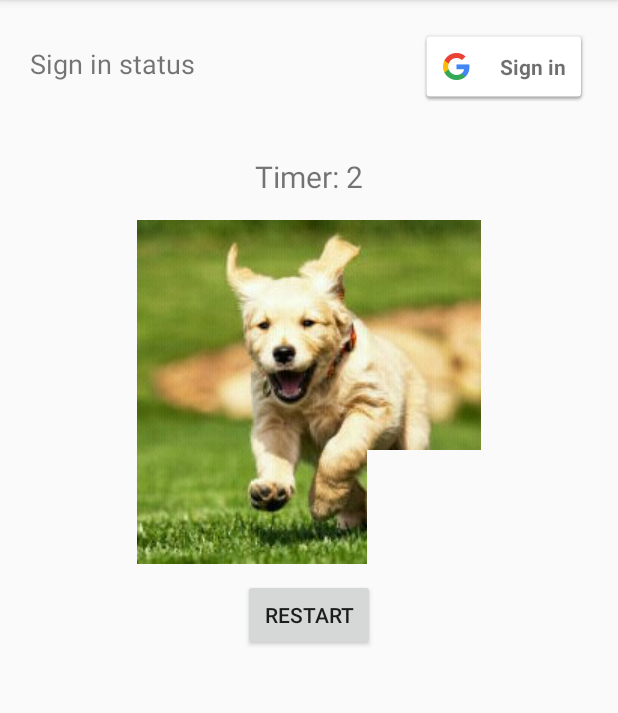
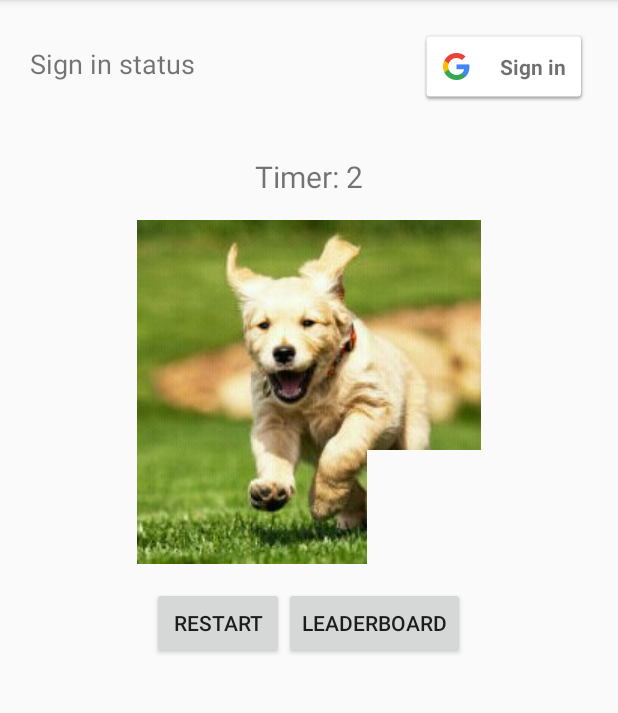
Before and after one commit to dennisXZX/DXPuzzle, an Android app: the screen it shows after launch (MainActivity), on a phone screen of 412 x 824 dp, the part 84-797 px from its top. Run offline under Robolectric (Android 15) with nearby library versions, the phone set to English and light mode, and no system bars.

Commit message:
improved on thread and handler to keep track of game time

```diff
--- a/app/src/main/java/com/dennisxiao/dxpuzzle/MainActivity.java
+++ b/app/src/main/java/com/dennisxiao/dxpuzzle/MainActivity.java
@@ -25,11 +25,9 @@ import com.google.android.gms.auth.api.signin.GoogleSignInAccount;
 import com.google.android.gms.auth.api.signin.GoogleSignInOptions;
 import com.google.android.gms.auth.api.signin.GoogleSignInResult;
 import com.google.android.gms.common.ConnectionResult;
-import com.google.android.gms.common.Scopes;
 import com.google.android.gms.common.SignInButton;
 import com.google.android.gms.common.api.GoogleApiClient;
 import com.google.android.gms.common.api.ResultCallback;
-import com.google.android.gms.common.api.Scope;
 import com.google.android.gms.common.api.Status;
 
 public class MainActivity extends AppCompatActivity implements OnClickListener, GoogleApiClient.OnConnectionFailedListener {
@@ -40,9 +38,6 @@ public class MainActivity extends AppCompatActivity implements OnClickListener,
     /* Request code used to invoke sign in user interactions. */
     private static final int RC_SIGN_IN = 9001;
 
-    // button click sound resource
-    private MediaPlayer buttonPlayer;
-
     // create an listener for the button mediaPlayer
     private MediaPlayer.OnCompletionListener mCompletionListener =  new MediaPlayer.OnCompletionListener(){
         @Override
@@ -51,7 +46,7 @@ public class MainActivity extends AppCompatActivity implements OnClickListener,
         }
     };
 
-    // Button for Google sign in
+    // Google sign in resources
     private SignInButton mSignInButton;
     private Button mSignOutButton;
     private TextView mStatus;
@@ -68,9 +63,11 @@ public class MainActivity extends AppCompatActivity implements OnClickListener,
     private ImageButton ib_21;
     private ImageButton ib_22;
 
-    // TextView for displaying puzzle time
+    // other resources
     private TextView puzzleTime;
     private Button btn_restart;
+    private Button btn_leaderboard;
+    private MediaPlayer buttonPlayer;
 
     // initialize the width and height of the puzzle square
     private int squareWidth = 3;
@@ -87,16 +84,14 @@ public class MainActivity extends AppCompatActivity implements OnClickListener,
     private int[] imageId = ImageGrid.getImageGrid();
 
     // initialize variables for recording time
-    private boolean timeSwitch = true;
-
+    private boolean timeRun = true;
     private int time = 0;
 
+    // create a handler to handle displaying the time
     private Handler mHandler = new Handler(){
         public void handleMessage(Message msg) {
-            if(msg.what == 1){
-                String time = (String) msg.obj;
-                puzzleTime.setText("Timer: " + time);
-            }
+            String time = (String) msg.obj;
+            puzzleTime.setText("Timer: " + time);
         }
     };
 
@@ -135,13 +130,13 @@ public class MainActivity extends AppCompatActivity implements OnClickListener,
         new Thread(){
             public void run() {
 
-                time = 0;
-
-                while(timeSwitch == true){
+                while(timeRun == true){
                     String strTime = time + "";
+                    // create a Message instance
                     Message msg = Message.obtain();
-                    msg.what = 1;
+                    // store the time
                     msg.obj = strTime;
+                    // send the data to handler
                     mHandler.sendMessage(msg);
 
                     try {
@@ -400,7 +395,7 @@ public class MainActivity extends AppCompatActivity implements OnClickListener,
         // game is finished
         if(gameFinish){
 
-            timeSwitch = false;
+            timeRun = false;
 
             // make all the buttons un-clickable
             ib_00.setClickable(false);
--- a/app/src/main/res/layout/activity_main.xml
+++ b/app/src/main/res/layout/activity_main.xml
@@ -120,13 +120,29 @@
             />
     </LinearLayout>
 
+    <LinearLayout
+        android:layout_width="match_parent"
+        android:layout_height="match_parent"
+        android:gravity="center_horizontal"
+        android:layout_marginTop="15dp" >
+
         <Button
             android:id="@+id/btn_reset"
             android:layout_width="wrap_content"
             android:layout_height="wrap_content"
-        android:layout_marginTop="10dp"
             android:layout_gravity="center_horizontal"
             android:text="RESTART"
             />
 
+        <Button
+            android:id="@+id/btn_leaderboard"
+            android:layout_width="wrap_content"
+            android:layout_height="wrap_content"
+            android:layout_gravity="center_horizontal"
+            android:text="LEADERBOARD"
+            />
+
     </LinearLayout>
+
+
+</LinearLayout>
```
Lines whose indentation alone changed are shown as unchanged.
